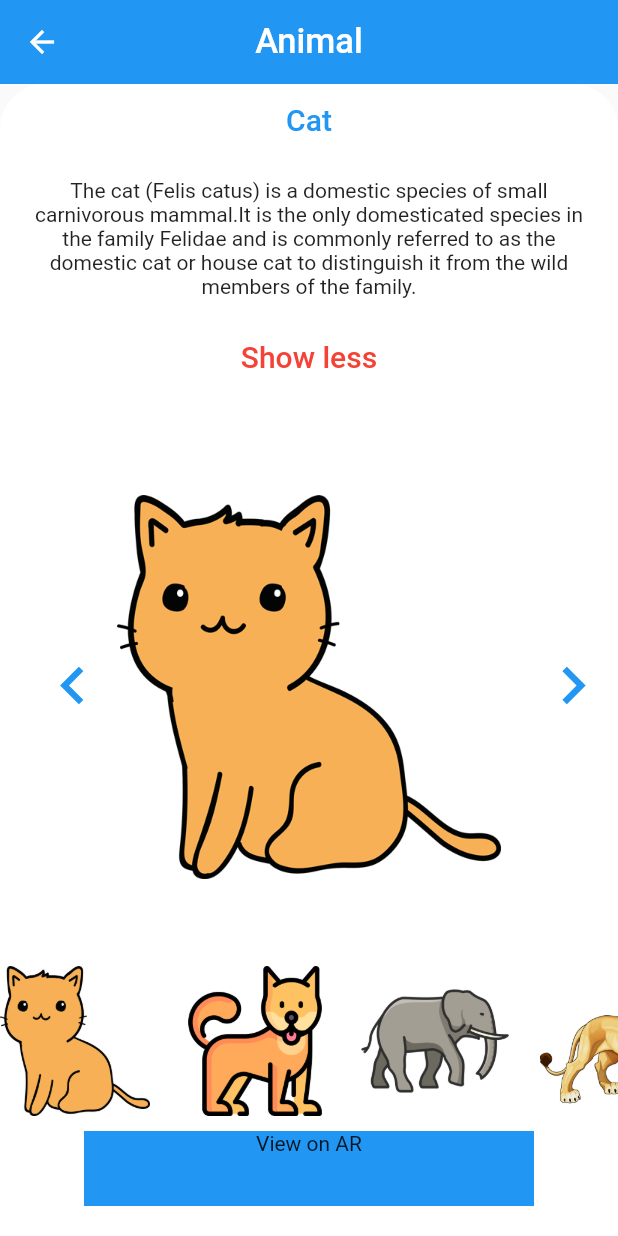
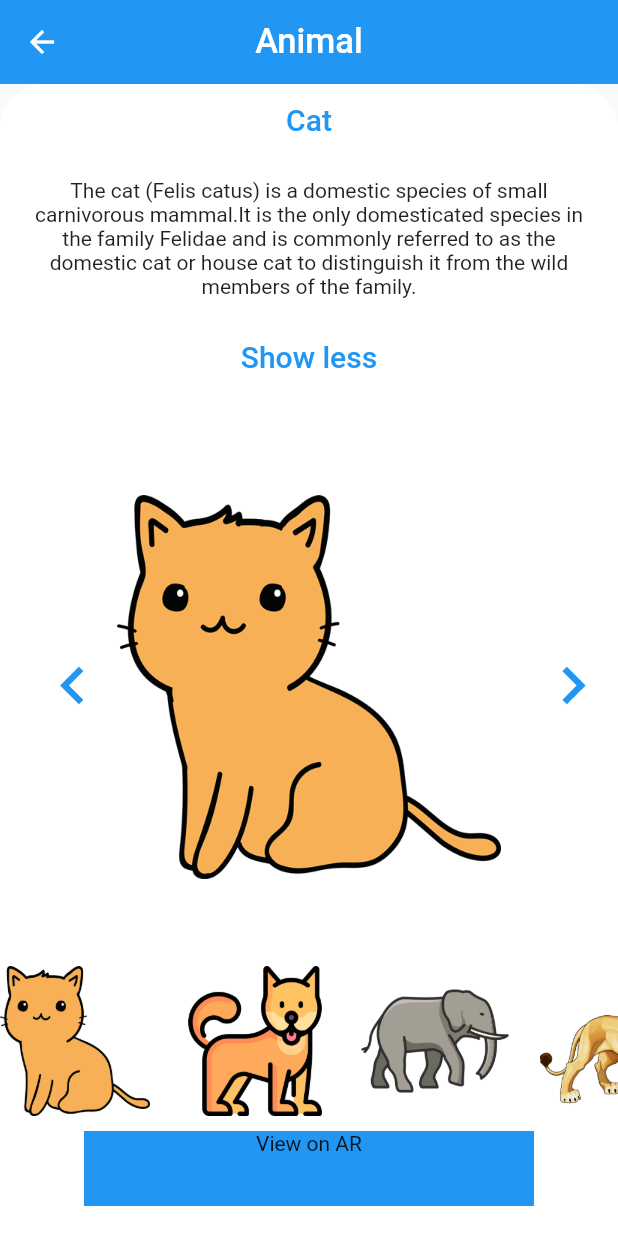
Before and after one commit to Mdasker/Alphabet_Learning, a Flutter app: the Animal screen opened directly, after a tap on "Cat", on a phone screen of 412 x 824 dp. Run offline on Flutter 3.47's test engine with Material 2 defaults, Android fonts, the phone set to English and light mode, and no system bars; our stand-ins replace flutter_screenutil.

Commit message:
Change color red to blue

```diff
--- a/lib/Animal.dart
+++ b/lib/Animal.dart
@@ -103,7 +103,7 @@ class _AnimalState extends State<Animal> {
                                     child: Text(_text3[index],style: TextStyle(),textAlign: TextAlign.center,),
                                   ),
                                   TextButton(
-                                    child :const Text("Show less",style: TextStyle(fontSize: 20,color: Colors.red),) ,
+                                    child :const Text("Show less",style: TextStyle(fontSize: 20,color: Colors.blue),) ,
                                     onPressed:() {
                                       setState(() {
                                         show = false;
```
